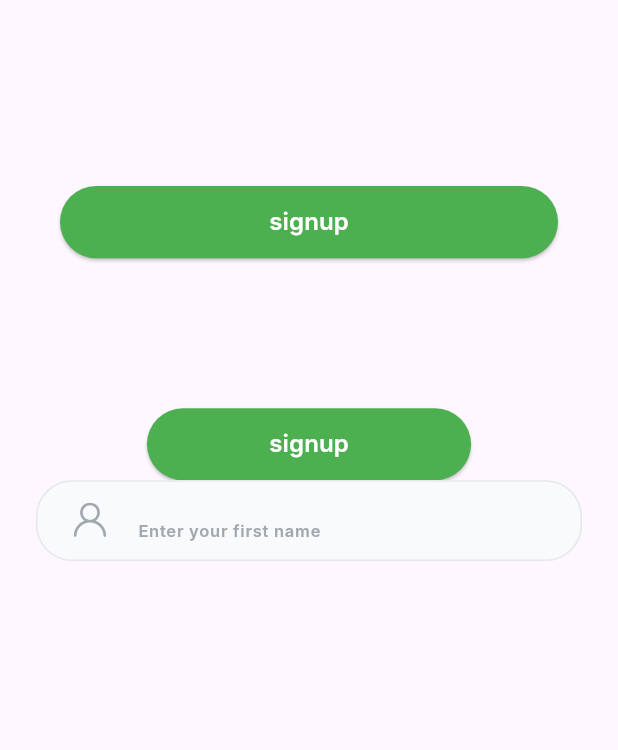
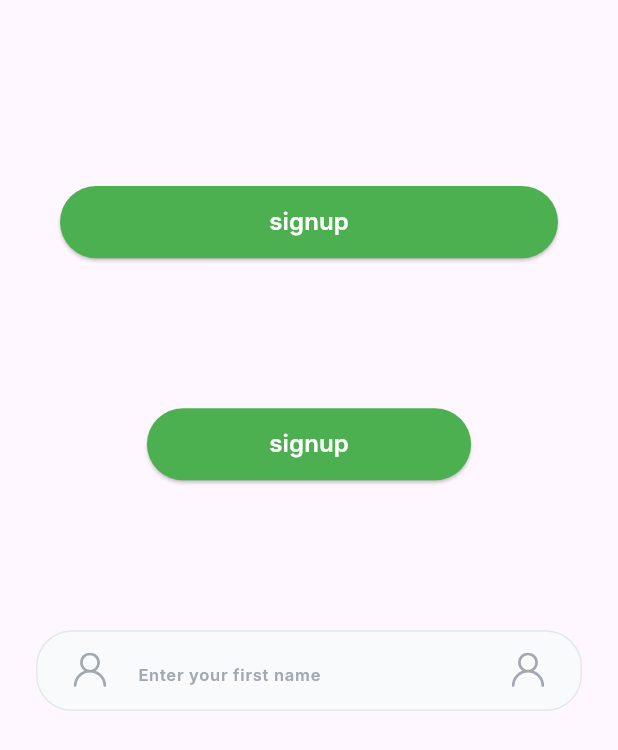
Before and after one commit to itchoh/Nesyan, a Flutter app: the screen it shows after launch, on a phone screen of 412 x 824 dp. Shown: the top 750 px of the screen. Run offline on Flutter 3.47's test engine with Material 3 defaults, Android fonts, the phone set to English and light mode, and no system bars; our stand-ins replace flutter_screenutil, flutter_svg; Roboto replaces fonts that are missing (Inter).

Commit message:
textField.dart

```diff
--- a/lib/core/widgets/textField.dart
+++ b/lib/core/widgets/textField.dart
@@ -39,9 +39,6 @@ class AppTextField extends StatelessWidget {
         inputFormatters: inputFormatters,
         decoration: InputDecoration(
           isDense: true,
-          contentPadding: const EdgeInsets.symmetric(
-            vertical: 16,
-          ),
           hintText: hintText,
           hintStyle: AppFontStyle.HintText(),
           prefixIcon: prefixIcon == null
@@ -54,7 +51,12 @@ class AppTextField extends StatelessWidget {
             minWidth: 16,
             minHeight: 16,
           ),
-          suffixIcon: suffixIcon,
+          suffixIcon: suffixIcon== null
+              ? null
+              : Padding(
+            padding: const EdgeInsets.only(left: 16, right: 24),
+            child: suffixIcon,
+          ),
           suffixIconConstraints: const BoxConstraints(
             minWidth: 16,
             minHeight: 16,
--- a/lib/main.dart
+++ b/lib/main.dart
@@ -39,13 +39,13 @@ class Home extends StatelessWidget {
     return Scaffold(
       body: Padding(padding: EdgeInsetsGeometry.all(24),
         child: Column(
-
         children: [
           SizedBox(height: 100,),
           MainButton(funName: "signup",onPressed: (){},),
           SizedBox(height: 100,),
           MainButton(funName: "signup",onPressed: (){},width:0.5.sw,),
-          AppTextField(hintText: 'Enter your first name',prefixIcon:AppIconStyle.medium(AppIcons.person,color: grayChateau),),
+          SizedBox(height: 100,),
+          AppTextField(hintText: 'Enter your first name',prefixIcon:AppIconStyle.medium(AppIcons.person,color: grayChateau),suffixIcon: AppIconStyle.medium(AppIcons.person,color: grayChateau),),
         ],
       ),)
     );
```
